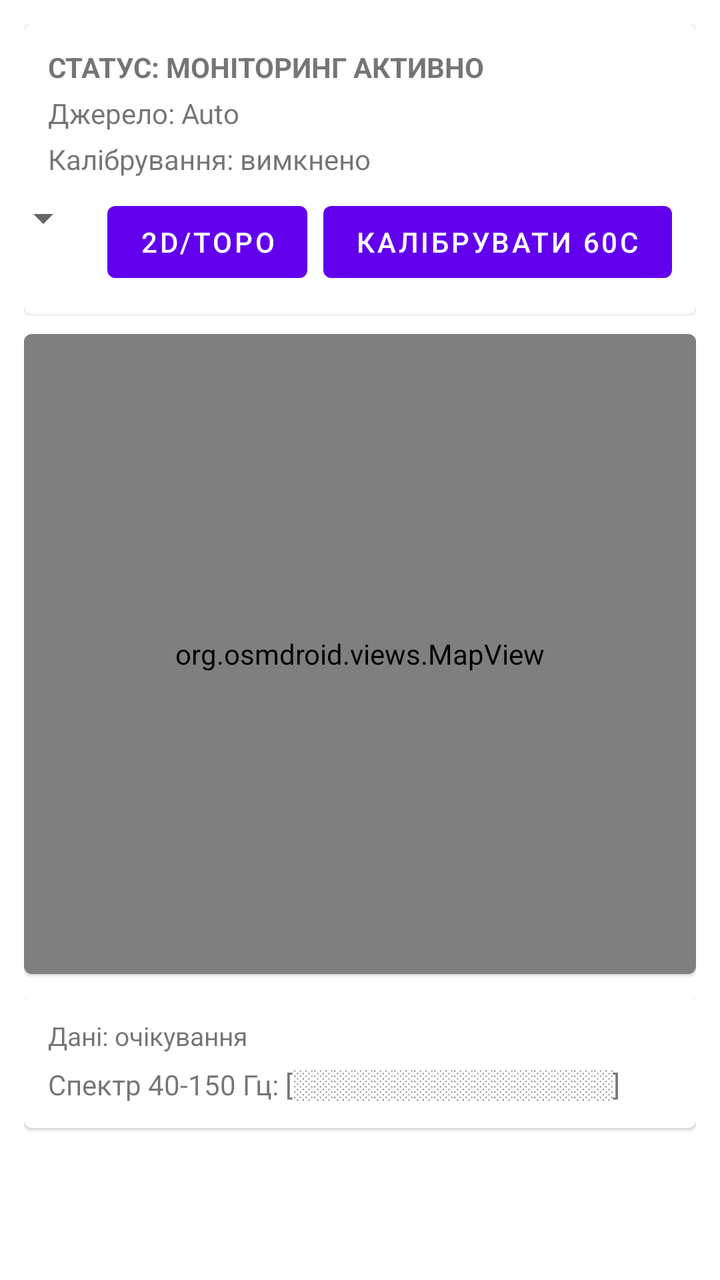
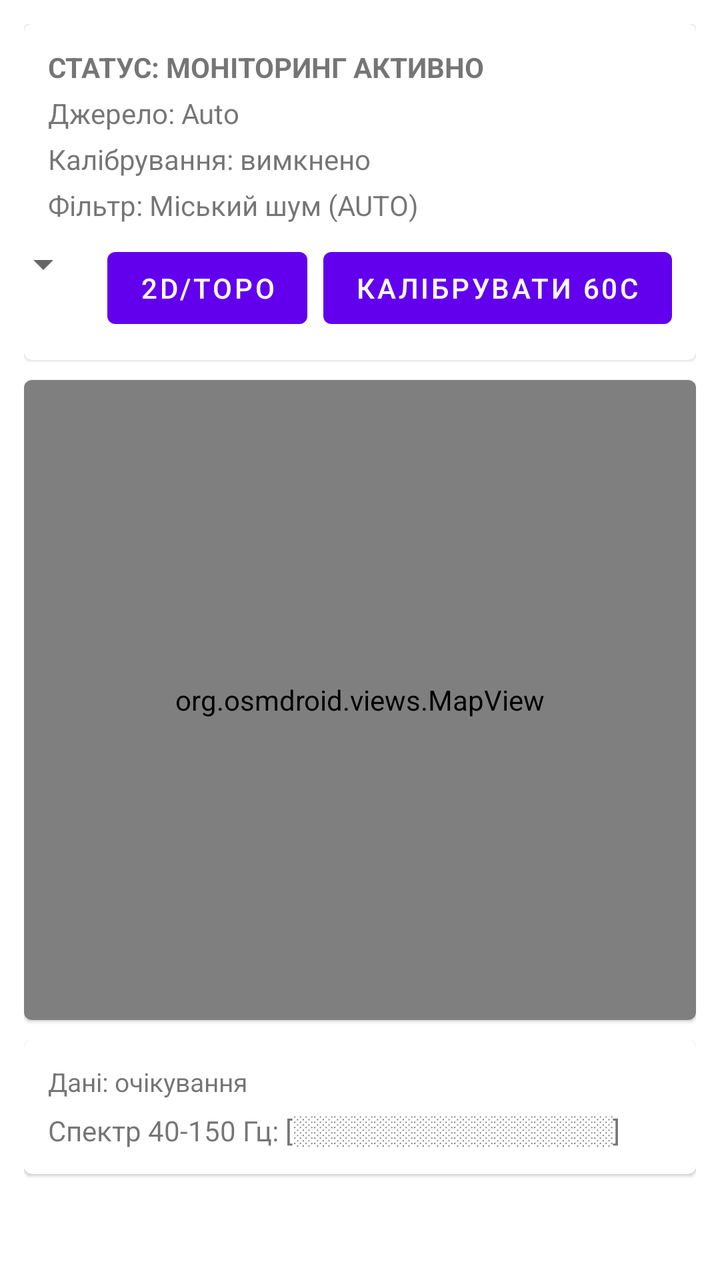

An Android layout rendered at two revisions. The XML below is the earlier revision; the diff shows what the commit changed to produce the second picture.
<!-- AndroidManifest.xml: application theme Theme.AegisF6 -->
<!-- res/layout/activity_main.xml -->
<?xml version="1.0" encoding="utf-8"?>
<ScrollView xmlns:android="http://schemas.android.com/apk/res/android"
    android:layout_width="match_parent"
    android:layout_height="match_parent"
    android:fillViewport="true">

    <LinearLayout
        android:layout_width="match_parent"
        android:layout_height="wrap_content"
        android:orientation="vertical"
        android:padding="12dp">

        <com.google.android.material.card.MaterialCardView
            android:layout_width="match_parent"
            android:layout_height="wrap_content">

            <LinearLayout
                android:layout_width="match_parent"
                android:layout_height="wrap_content"
                android:orientation="vertical"
                android:padding="12dp">

                <TextView
                    android:id="@+id/tvStatus"
                    android:layout_width="match_parent"
                    android:layout_height="wrap_content"
                    android:text="СТАТУС: МОНІТОРИНГ АКТИВНО"
                    android:textStyle="bold" />

                <TextView
                    android:id="@+id/tvSourceResolved"
                    android:layout_width="match_parent"
                    android:layout_height="wrap_content"
                    android:layout_marginTop="4dp"
                    android:text="Джерело: Auto" />

                <TextView
                    android:id="@+id/tvCalibration"
                    android:layout_width="match_parent"
                    android:layout_height="wrap_content"
                    android:layout_marginTop="4dp"
                    android:text="Калібрування: вимкнено" />

                <LinearLayout
                    android:layout_width="match_parent"
                    android:layout_height="wrap_content"
                    android:layout_marginTop="8dp"
                    android:orientation="horizontal">

                    <Spinner
                        android:id="@+id/spSource"
                        android:layout_width="0dp"
                        android:layout_height="wrap_content"
                        android:layout_weight="1" />

                    <Button
                        android:id="@+id/btnMapStyle"
                        android:layout_width="wrap_content"
                        android:layout_height="wrap_content"
                        android:layout_marginStart="8dp"
                        android:text="2D/Topo" />

                    <Button
                        android:id="@+id/btnCalibrate"
                        android:layout_width="wrap_content"
                        android:layout_height="wrap_content"
                        android:layout_marginStart="8dp"
                        android:text="Калібрувати 60с" />
                </LinearLayout>
            </LinearLayout>
        </com.google.android.material.card.MaterialCardView>

        <com.google.android.material.card.MaterialCardView
            android:layout_width="match_parent"
            android:layout_height="320dp"
            android:layout_marginTop="10dp">

            <org.osmdroid.views.MapView
                android:id="@+id/map"
                android:layout_width="match_parent"
                android:layout_height="match_parent" />
        </com.google.android.material.card.MaterialCardView>

        <com.google.android.material.card.MaterialCardView
            android:layout_width="match_parent"
            android:layout_height="wrap_content"
            android:layout_marginTop="10dp">

            <LinearLayout
                android:layout_width="match_parent"
                android:layout_height="wrap_content"
                android:orientation="vertical"
                android:padding="12dp">

                <TextView
                    android:id="@+id/tvTelemetry"
                    android:layout_width="match_parent"
                    android:layout_height="wrap_content"
                    android:text="Дані: очікування"
                    android:textSize="13sp" />

                <TextView
                    android:id="@+id/tvSpectrum"
                    android:layout_width="match_parent"
                    android:layout_height="wrap_content"
                    android:layout_marginTop="6dp"
                    android:text="Спектр 40-150 Гц: [░░░░░░░░░░░░░░░░]" />
            </LinearLayout>
        </com.google.android.material.card.MaterialCardView>
    </LinearLayout>
</ScrollView>
<!-- resources referenced by this layout -->
<resources>
  <style name="Theme.AegisF6" parent="Theme.MaterialComponents.DayNight.NoActionBar" />
</resources>

<!-- the commit's change to res/layout/activity_main.xml (unified diff, before → after) -->
@@ -40,6 +40,13 @@
                     android:layout_height="wrap_content"
                     android:layout_marginTop="4dp"
                     android:text="Калібрування: вимкнено" />
+
+                <TextView
+                    android:id="@+id/tvFilterMode"
+                    android:layout_width="match_parent"
+                    android:layout_height="wrap_content"
+                    android:layout_marginTop="4dp"
+                    android:text="Фільтр: Міський шум (AUTO)" />
 
                 <LinearLayout
                     android:layout_width="match_parent"
